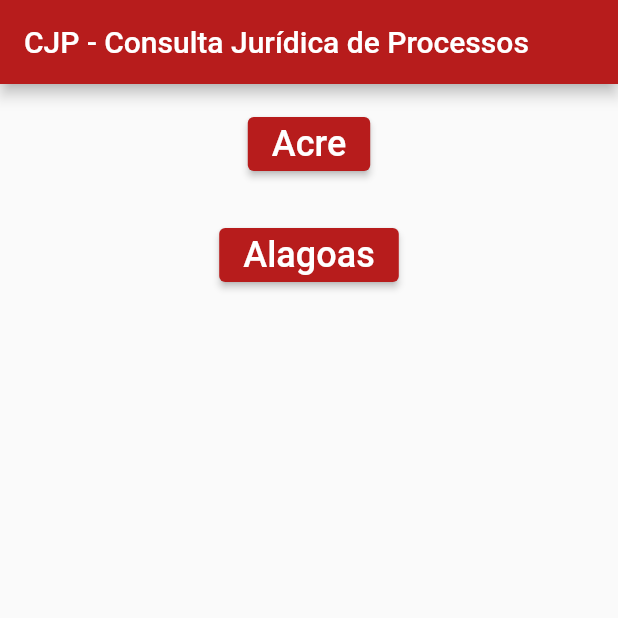
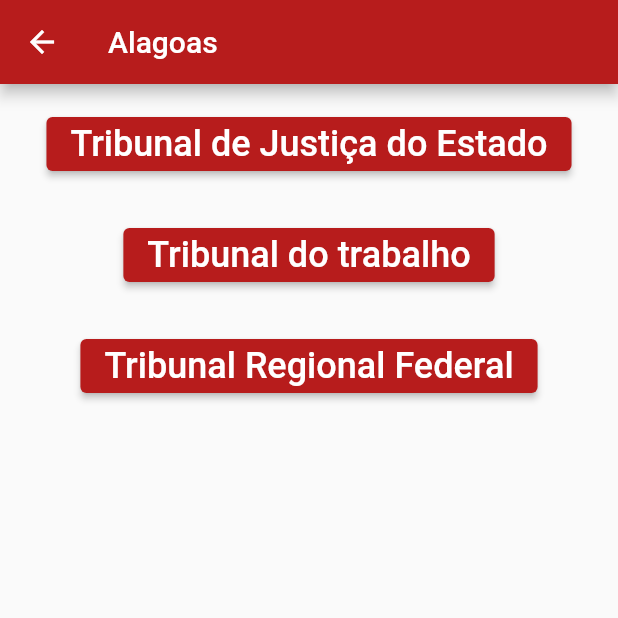
Before and after one commit to HeroRickyGAMES/Projeto-CPJ-Consulta-Juridica-de-Processos, a Flutter app: the screen it shows after launch, after a tap on "Alagoas", on a phone screen of 412 x 824 dp, the top half of it. Run offline on Flutter 3.47's test engine with Material 2 defaults, Android fonts, the light colour scheme and no system bars; our stand-ins replace webview_flutter.

Commit message:
Adição de Alagoas

```diff
--- /dev/null
+++ b/lib/Alagoas.dart
@@ -0,0 +1,105 @@
+import 'package:flutter/material.dart';
+import 'webviewPage.dart';
+
+//Programado por HeroRickyGames
+
+class Alagoas extends StatelessWidget {
+  const Alagoas({Key? key}) : super(key: key);
+
+  @override
+  Widget build(BuildContext context) {
+    return Scaffold(
+      appBar: AppBar(
+        backgroundColor: Colors.red[900],
+        title: Container(
+
+          child:
+          Text(
+            'Alagoas',
+          ),
+        ),
+      ),
+      body: Column(
+          children: [
+            Container(
+              alignment: Alignment.center,
+              padding: EdgeInsets.all(16),
+              child:
+              ElevatedButton(
+                onPressed: (){
+                  Navigator.push(context,
+                      MaterialPageRoute(builder: (context){
+                        String URL = "https://www2.tjal.jus.br/cpopg/open.do";
+                        String title = "Tribunal de Justiça do Estado";
+
+                        return WebViewApp(URL, title);
+                      }));
+                },
+                child:Text(
+                  'Tribunal de Justiça do Estado',
+                  style: TextStyle(
+                    fontSize: 24,
+                  ),
+                ),
+                style: ElevatedButton.styleFrom(
+                  backgroundColor: Colors.red[900],
+                ),
+              ),
+            ),
+            Container(
+              alignment: Alignment.center,
+              padding: EdgeInsets.all(10),
+              child:
+              ElevatedButton(
+                onPressed: (){
+                  Navigator.push(context,
+                      MaterialPageRoute(builder: (context){
+                        String URL = "https://pje.trt19.jus.br/consultaprocessual/";
+                        String title = "Tribunal do trabalho";
+
+                        return WebViewApp(URL, title);
+                      }));
+                },
+                child:
+                Text(
+                  'Tribunal do trabalho',
+                  style: TextStyle(
+                    fontSize: 24,
+                  ),
+                ),
+                style: ElevatedButton.styleFrom(
+                  backgroundColor: Colors.red[900],
+                ),
+              ),
+            ),
+            Container(
+              alignment: Alignment.center,
+              padding: EdgeInsets.all(16),
+              child:
+              ElevatedButton(
+                onPressed: (){
+                  Navigator.push(context,
+                      MaterialPageRoute(builder: (context){
+                        String URL = "http://portal.trf5.jus.br/cp/";
+                        String title = "Tribunal Regional Federal";
+
+                        return WebViewApp(URL, title);
+                      }));
+                },
+                child:
+                Text(
+                  'Tribunal Regional Federal',
+                  style: TextStyle(
+                    fontSize: 24,
+                  ),
+                ),
+                style: ElevatedButton.styleFrom(
+                  backgroundColor: Colors.red[900],
+                ),
+              ),
+            ),
+          ]
+      ),
+    );
+  }
+}
--- a/lib/main.dart
+++ b/lib/main.dart
@@ -1,7 +1,8 @@
 import 'package:flutter/material.dart';
 import './Acre.dart';
+import './Alagoas.dart';
 
-//programado por HeroRickyGames
+//Programado por HeroRickyGames
 
 void main() {
 
@@ -36,6 +37,15 @@ class mainActivity extends State<WebViewApp> {
     }));
 
 }
+
+  void AlagoasBTN()  {
+
+    Navigator.push(context,
+        MaterialPageRoute(builder: (context){
+          return Alagoas();
+        }));
+
+  }
 
   @override
   Widget build(BuildContext context) {
@@ -72,7 +82,7 @@ class mainActivity extends State<WebViewApp> {
             padding: EdgeInsets.all(10),
             child:
             ElevatedButton(
-              onPressed: (){ },
+              onPressed: AlagoasBTN,
               child: Text('Alagoas',
                 style: TextStyle(
                   fontSize: 24,
```
